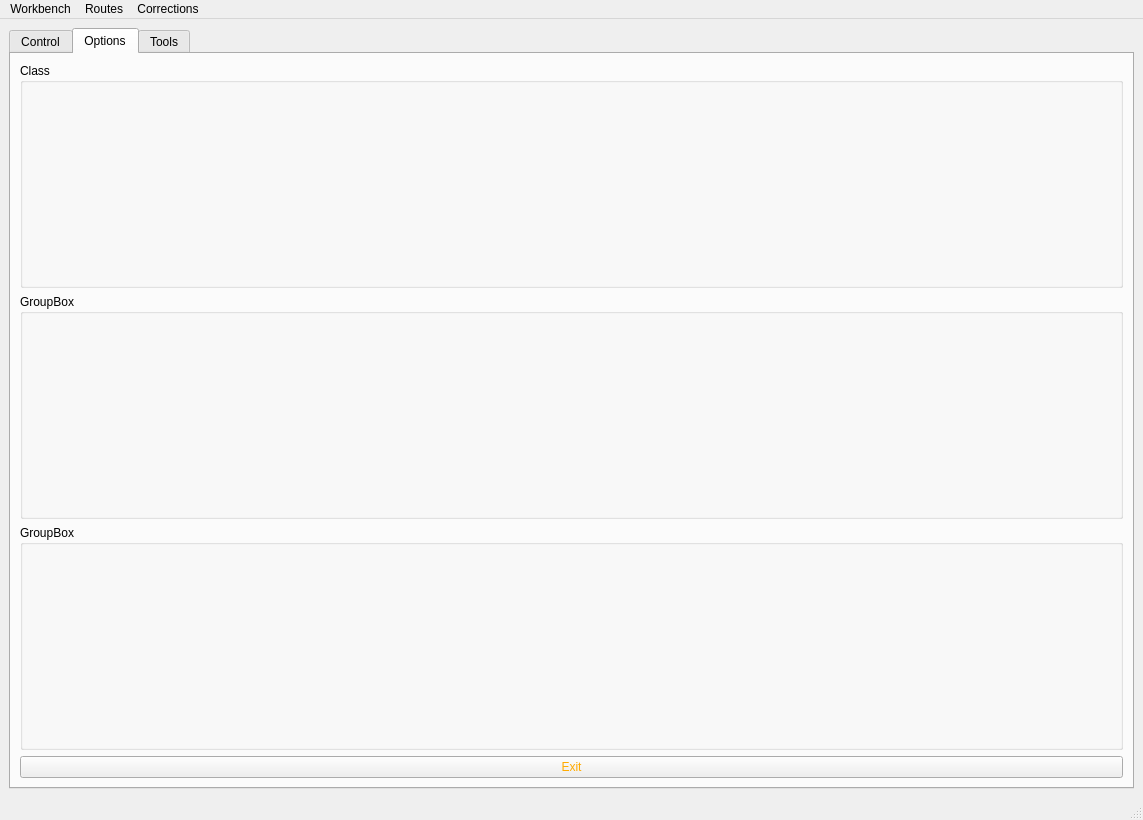
Before: the Qt Designer form Lib/Controller.ui in HenricusRex/TMV3, drawn with Qt 5.
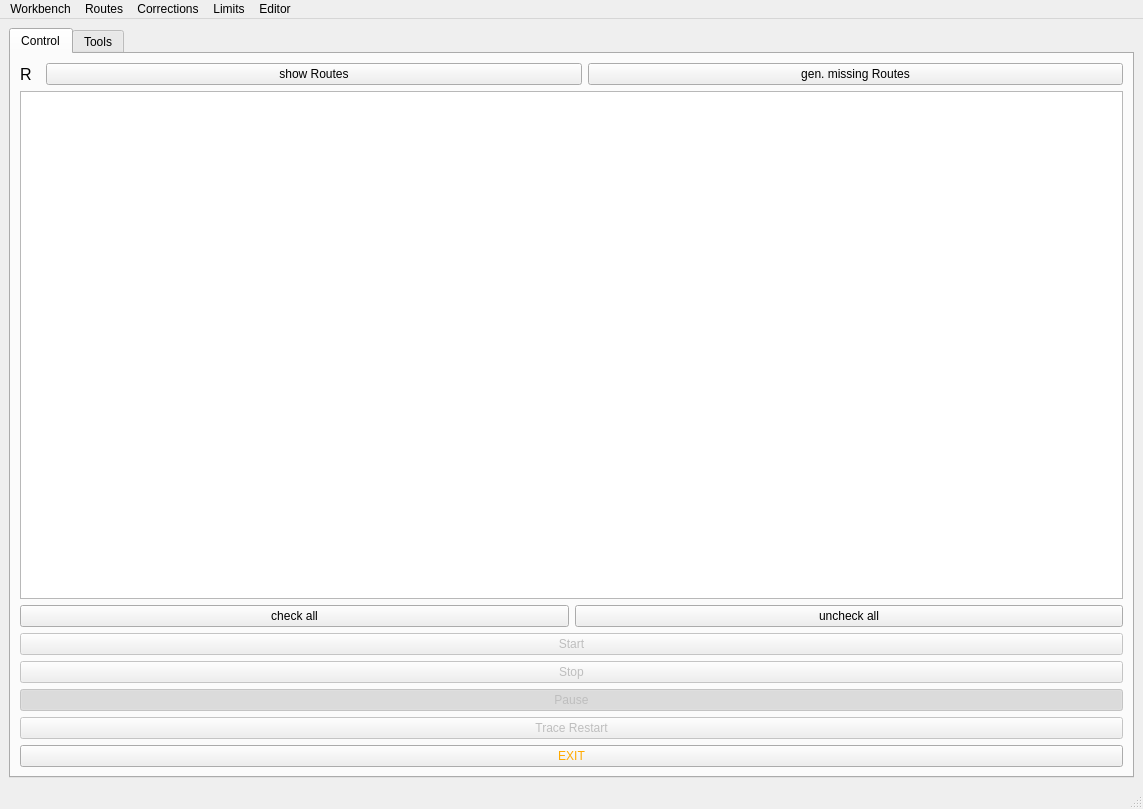
After: the same form once the commit is applied. The open tabs and pages were chosen to show the change.

Diff of the .ui file:
```diff
--- a/Lib/Controller.ui
+++ b/Lib/Controller.ui
@@ -7,21 +7,9 @@
     <x>0</x>
     <y>0</y>
     <width>1143</width>
-    <height>820</height>
+    <height>809</height>
    </rect>
   </property>
-  <property name="minimumSize">
-   <size>
-    <width>300</width>
-    <height>380</height>
-   </size>
-  </property>
-  <property name="maximumSize">
-   <size>
-    <width>1330</width>
-    <height>940</height>
-   </size>
-  </property>
   <property name="windowTitle">
    <string>TMV3</string>
   </property>
@@ -233,45 +221,6 @@
         </item>
        </layout>
       </widget>
-      <widget class="QWidget" name="tab_4">
-       <attribute name="title">
-        <string>Options</string>
-       </attribute>
-       <layout class="QVBoxLayout" name="verticalLayout_4">
-        <item>
-         <widget class="QGroupBox" name="groupBox_2">
-          <property name="title">
-           <string>Class</string>
-          </property>
-         </widget>
-        </item>
-        <item>
-         <widget class="QGroupBox" name="groupBox_3">
-          <property name="title">
-           <string>GroupBox</string>
-          </property>
-         </widget>
-        </item>
-        <item>
-         <widget class="QGroupBox" name="groupBox_4">
-          <property name="title">
-           <string>GroupBox</string>
-          </property>
-         </widget>
-        </item>
-        <item>
-         <widget class="QPushButton" name="BtnExit">
-          <property name="styleSheet">
-           <string notr="true">color:rgb(255, 170, 0);
-font: 12pt &quot;MS Shell Dlg 2&quot;;</string>
-          </property>
-          <property name="text">
-           <string>Exit</string>
-          </property>
-         </widget>
-        </item>
-       </layout>
-      </widget>
       <widget class="QWidget" name="tab_2">
        <attribute name="title">
         <string>Tools</string>
@@ -367,7 +316,7 @@
      <height>21</height>
     </rect>
    </property>
-   <widget class="QMenu" name="menuLimits">
+   <widget class="QMenu" name="menuWorkbench">
     <property name="title">
      <string>Workbench</string>
     </property>
@@ -385,7 +334,7 @@
     <addaction name="separator"/>
     <addaction name="actionExit"/>
    </widget>
-   <widget class="QMenu" name="menuChoose">
+   <widget class="QMenu" name="menuRoutes">
     <property name="title">
      <string>Routes</string>
     </property>
@@ -399,9 +348,23 @@
     <addaction name="actionCable"/>
     <addaction name="actionProbe"/>
    </widget>
-   <addaction name="menuLimits"/>
-   <addaction name="menuChoose"/>
+   <widget class="QMenu" name="menuLimits">
+    <property name="title">
+     <string>Limits</string>
+    </property>
+    <addaction name="actionLimits_2"/>
+   </widget>
+   <widget class="QMenu" name="menuEditor">
+    <property name="title">
+     <string>Editor</string>
+    </property>
+    <addaction name="actionEdit_current_Test_Plan"/>
+   </widget>
+   <addaction name="menuWorkbench"/>
+   <addaction name="menuRoutes"/>
    <addaction name="menuCorrections"/>
+   <addaction name="menuLimits"/>
+   <addaction name="menuEditor"/>
   </widget>
   <action name="actionClose">
    <property name="enabled">
```
Left out of the diff: 43 changed lines with no effect on the pictures.
